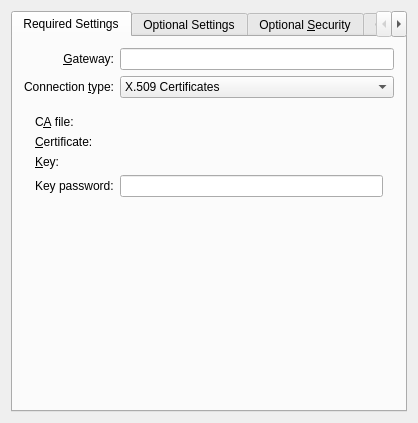
KDE/networkmanagement, file vpnplugins/openvpn/openvpnprop.ui: the form before one commit.
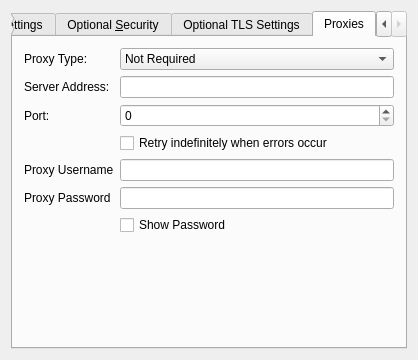
The form after the commit. The open tabs and pages were chosen to show the change. Custom widgets are drawn as their Qt base class.

Patch:
```diff
--- a/vpnplugins/openvpn/openvpnprop.ui
+++ b/vpnplugins/openvpn/openvpnprop.ui
@@ -7,7 +7,7 @@
     <x>0</x>
     <y>0</y>
     <width>418</width>
-    <height>423</height>
+    <height>360</height>
    </rect>
   </property>
   <property name="windowTitle">
@@ -171,7 +171,7 @@
              <property name="sizeHint" stdset="0">
               <size>
                <width>20</width>
-               <height>87</height>
+               <height>0</height>
               </size>
              </property>
             </spacer>
@@ -451,6 +451,26 @@
          </widget>
         </widget>
        </item>
+       <item>
+        <widget class="QCheckBox" name="chkShowPasswords">
+         <property name="text">
+          <string>Show Passwords</string>
+         </property>
+        </widget>
+       </item>
+       <item>
+        <spacer name="verticalSpacer_8">
+         <property name="orientation">
+          <enum>Qt::Vertical</enum>
+         </property>
+         <property name="sizeHint" stdset="0">
+          <size>
+           <width>20</width>
+           <height>0</height>
+          </size>
+         </property>
+        </spacer>
+       </item>
       </layout>
      </widget>
      <widget class="QWidget" name="TabPage2">
@@ -707,12 +727,145 @@
        </item>
       </layout>
      </widget>
+     <widget class="QWidget" name="tab_3">
+      <attribute name="title">
+       <string>Proxies</string>
+      </attribute>
+      <layout class="QFormLayout" name="formLayout_2">
+       <property name="fieldGrowthPolicy">
+        <enum>QFormLayout::ExpandingFieldsGrow</enum>
+       </property>
+       <item row="0" column="0">
+        <widget class="QLabel" name="label_11">
+         <property name="text">
+          <string>Proxy Type:</string>
+         </property>
+        </widget>
+       </item>
+       <item row="0" column="1">
+        <widget class="KComboBox" name="cmbProxyType">
+         <property name="sizePolicy">
+          <sizepolicy hsizetype="Expanding" vsizetype="Fixed">
+           <horstretch>0</horstretch>
+           <verstretch>0</verstretch>
+          </sizepolicy>
+         </property>
+         <property name="minimumSize">
+          <size>
+           <width>0</width>
+           <height>0</height>
+          </size>
+         </property>
+         <item>
+          <property name="text">
+           <string>Not Required</string>
+          </property>
+         </item>
+         <item>
+          <property name="text">
+           <string>HTTP</string>
+          </property>
+         </item>
+         <item>
+          <property name="text">
+           <string>SOCKS</string>
+          </property>
+         </item>
+        </widget>
+       </item>
+       <item row="1" column="0">
+        <widget class="QLabel" name="label_12">
+         <property name="text">
+          <string>Server Address:</string>
+         </property>
+         <property name="buddy">
+          <cstring>proxyServerAddress</cstring>
+         </property>
+        </widget>
+       </item>
+       <item row="1" column="1">
+        <widget class="KLineEdit" name="proxyServerAddress"/>
+       </item>
+       <item row="2" column="0">
+        <widget class="QLabel" name="label_13">
+         <property name="text">
+          <string>Port:</string>
+         </property>
+         <property name="buddy">
+          <cstring>sbProxyPort</cstring>
+         </property>
+        </widget>
+       </item>
+       <item row="2" column="1">
+        <widget class="KIntSpinBox" name="sbProxyPort">
+         <property name="sizePolicy">
+          <sizepolicy hsizetype="Expanding" vsizetype="Fixed">
+           <horstretch>0</horstretch>
+           <verstretch>0</verstretch>
+          </sizepolicy>
+         </property>
+         <property name="maximum">
+          <number>65535</number>
+         </property>
+        </widget>
+       </item>
+       <item row="3" column="1">
+        <widget class="QCheckBox" name="chkProxyRetry">
+         <property name="text">
+          <string>Retry indefinitely when errors occur</string>
+         </property>
+        </widget>
+       </item>
+       <item row="4" column="0">
+        <widget class="QLabel" name="label_14">
+         <property name="text">
+          <string>Proxy Username</string>
+         </property>
+         <property name="buddy">
+          <cstring>proxyUsername</cstring>
+         </property>
+        </widget>
+       </item>
+       <item row="5" column="0">
+        <widget class="QLabel" name="label_15">
+         <property name="text">
+          <string>Proxy Password</string>
+         </property>
+         <property name="buddy">
+          <cstring>proxyPassword</cstring>
+         </property>
+        </widget>
+       </item>
+       <item row="4" column="1">
+        <widget class="KLineEdit" name="proxyUsername"/>
+       </item>
+       <item row="5" column="1">
+        <widget class="KLineEdit" name="proxyPassword">
+         <property name="echoMode">
+          <enum>QLineEdit::Password</enum>
+         </property>
+        </widget>
+       </item>
+       <item row="6" column="1">
+        <widget class="QCheckBox" name="chkProxyShowPassword">
+         <property name="text">
+          <string>Show Password</string>
+         </property>
+        </widget>
+       </item>
+      </layout>
+     </widget>
     </widget>
    </item>
   </layout>
  </widget>
  <layoutdefault spacing="6" margin="11"/>
  <customwidgets>
+  <customwidget>
+   <class>KIntSpinBox</class>
+   <extends>QSpinBox</extends>
+   <header>knuminput.h</header>
+  </customwidget>
   <customwidget>
    <class>KUrlRequester</class>
    <extends>QFrame</extends>
```
Left out of the diff: 125 changed lines with no effect on the pictures.
